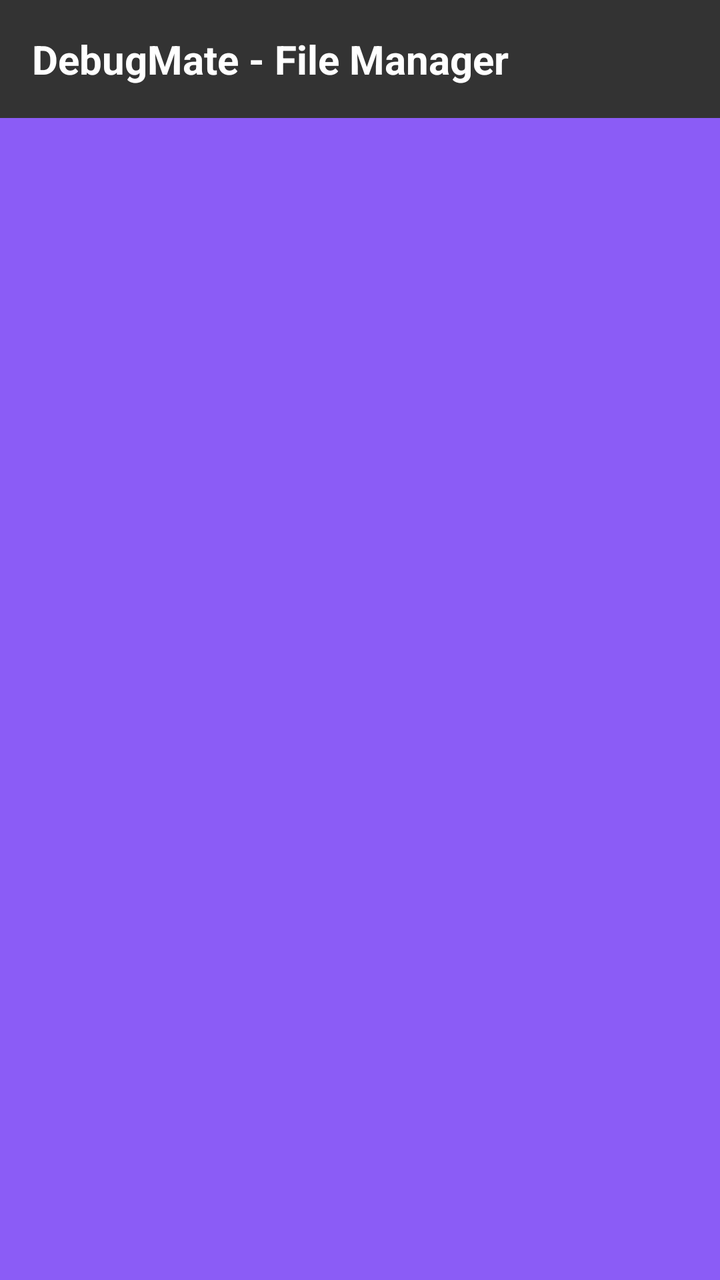
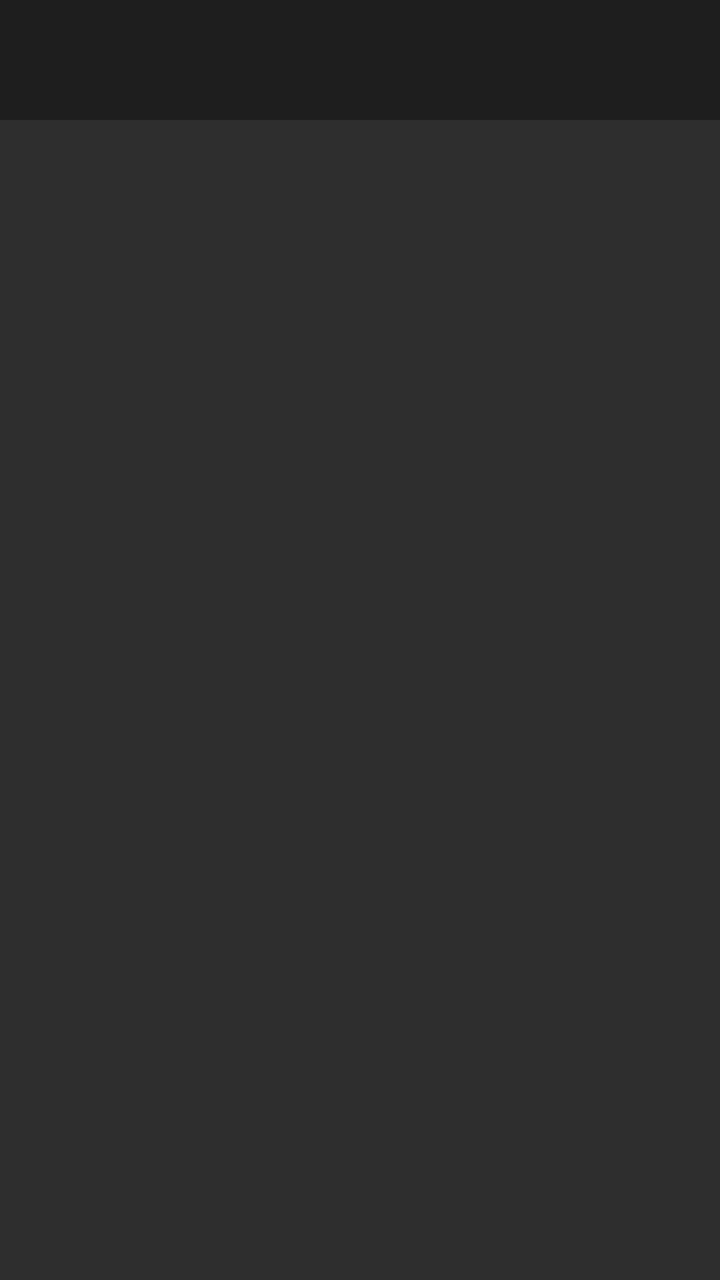

Screens rendered from an Android XML layout before and after an edit, with the pre-edit source and the edit as a unified diff.
<!-- AndroidManifest.xml: application theme AppTheme -->
<!-- res/layout/main.xml -->
<?xml version="1.0" encoding="utf-8"?>
<LinearLayout xmlns:android="http://schemas.android.com/apk/res/android"
    android:layout_width="match_parent"
    android:layout_height="match_parent"
    android:orientation="vertical"
    android:background="#8B5CF6">

    
    <TextView
        android:id="@+id/tv_title"
        android:layout_width="match_parent"
        android:layout_height="wrap_content"
        android:background="#333333"
        android:padding="16dp"
        android:text="DebugMate - File Manager"
        android:textColor="#FFFFFF"
        android:textSize="20sp"
        android:textStyle="bold" />

    
    <ListView
        android:id="@+id/list_files"
        android:layout_width="match_parent"
        android:layout_height="0dp"
        android:layout_weight="1" />

</LinearLayout>
<!-- resources referenced by this layout -->
<resources>
  <style name="AppTheme" parent="@android:style/Theme.Material.Light.NoActionBar">
  	</style>
</resources>

<!-- the commit's change to res/layout/main.xml (unified diff, before → after) -->
@@ -6,22 +6,27 @@
     android:background="#8B5CF6">
 
     
-    <TextView
-        android:id="@+id/tv_title"
-        android:layout_width="match_parent"
-        android:layout_height="wrap_content"
-        android:background="#333333"
-        android:padding="16dp"
-        android:text="DebugMate - File Manager"
-        android:textColor="#FFFFFF"
-        android:textSize="20sp"
-        android:textStyle="bold" />
+    <LinearLayout
+    	android:layout_width="match_parent"
+    	android:layout_height="60dp"
+    	android:orientation="horizontal"
+    	android:background="#1E1E1E">
+        	
+	</LinearLayout>
 
     
-    <ListView
-        android:id="@+id/list_files"
-        android:layout_width="match_parent"
-        android:layout_height="0dp"
-        android:layout_weight="1" />
+    <LinearLayout
+    	android:layout_width="match_parent"
+    	android:layout_height="match_parent"
+    	android:orientation="vertical"
+    	android:background="#2E2E2E">
+    	
+    	<ListView
+        	android:id="@+id/file_list"
+        	android:layout_width="match_parent"
+        	android:layout_height="0dp"
+        	android:layout_weight="1" />
+        	
+	</LinearLayout>
 
 </LinearLayout>
